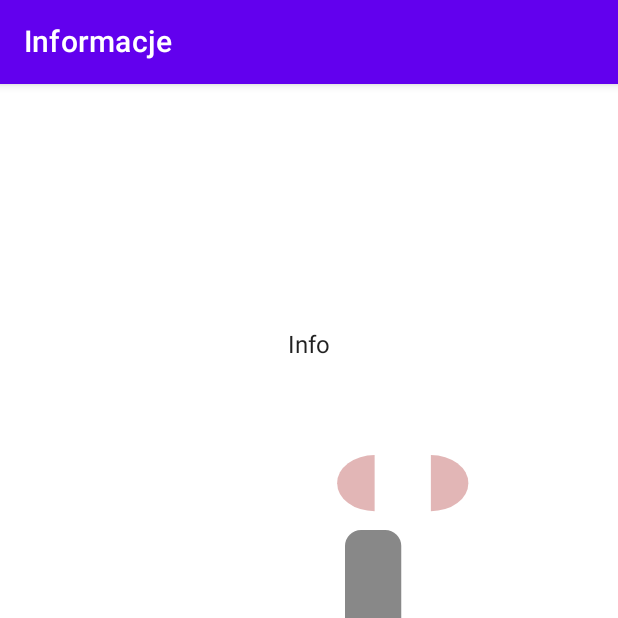
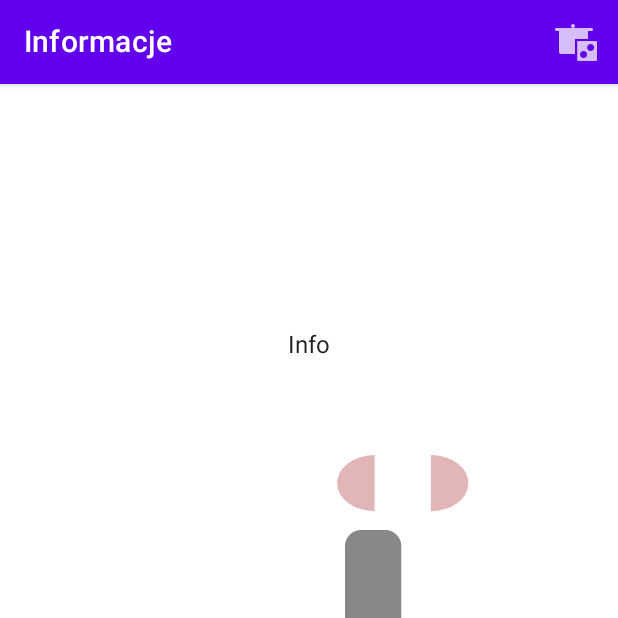
Before and after one commit to dawids21/Kochbuch, an Android app built with Jetpack Compose: the screen it shows after launch (MainActivity), on a phone screen of 412 x 824 dp, the top half of it. Run offline under Robolectric (Android 15) with nearby library versions, the phone set to English and light mode, and no system bars; our stand-ins replace Room's generated code, window size class.

Commit message:
feat: Add icon for random recipe

```diff
--- a/app/src/main/java/xyz/stasiak/kochbuch/ui/main/MainScreen.kt
+++ b/app/src/main/java/xyz/stasiak/kochbuch/ui/main/MainScreen.kt
@@ -3,8 +3,11 @@ package xyz.stasiak.kochbuch.ui.main
 import androidx.compose.foundation.ExperimentalFoundationApi
 import androidx.compose.foundation.gestures.Orientation
 import androidx.compose.foundation.layout.padding
+import androidx.compose.foundation.layout.width
 import androidx.compose.material.ExperimentalMaterialApi
 import androidx.compose.material.FractionalThreshold
+import androidx.compose.material.Icon
+import androidx.compose.material.IconButton
 import androidx.compose.material.Scaffold
 import androidx.compose.material.rememberSwipeableState
 import androidx.compose.material.swipeable
@@ -14,6 +17,7 @@ import androidx.compose.runtime.collectAsState
 import androidx.compose.runtime.getValue
 import androidx.compose.ui.Modifier
 import androidx.compose.ui.platform.LocalDensity
+import androidx.compose.ui.res.painterResource
 import androidx.compose.ui.res.stringResource
 import androidx.compose.ui.unit.dp
 import androidx.lifecycle.viewmodel.compose.viewModel
@@ -21,6 +25,7 @@ import androidx.navigation.NavHostController
 import androidx.navigation.compose.NavHost
 import androidx.navigation.compose.composable
 import androidx.navigation.compose.currentBackStackEntryAsState
+import xyz.stasiak.kochbuch.R
 import xyz.stasiak.kochbuch.ui.AppViewModelProvider
 import xyz.stasiak.kochbuch.ui.KochbuchTopAppBar
 import xyz.stasiak.kochbuch.ui.main.info.BottomInfoDestination
@@ -74,7 +79,16 @@ fun MainScreen(
         topBar = {
             KochbuchTopAppBar(
                 title = currentDestination?.let { stringResource(id = it.titleRes) } ?: "",
-                canNavigateBack = false
+                canNavigateBack = false,
+                actions = {
+                    IconButton(onClick = { /*TODO*/ }) {
+                        Icon(
+                            painterResource(id = R.drawable.random_recipe),
+                            contentDescription = null,
+                            modifier = Modifier.width(32.dp),
+                        )
+                    }
+                }
             )
         },
         bottomBar = { MainBottomBar(navController = navController) },
--- /dev/null
+++ b/app/src/main/res/drawable/random_recipe.xml
@@ -0,0 +1,26 @@
+<vector xmlns:android="http://schemas.android.com/apk/res/android"
+    android:width="48dp"
+    android:height="48dp"
+    android:viewportWidth="48"
+    android:viewportHeight="48">
+<!--  <path-->
+<!--      android:pathData="M0,0h48v48h-48z"-->
+<!--      android:fillColor="#F5F5F5"/>-->
+  <path
+      android:pathData="M25.183,24.061C25.183,23.508 25.63,23.061 26.183,23.061H44C44.552,23.061 45,23.508 45,24.061V41.878C45,42.43 44.552,42.878 44,42.878H26.183C25.63,42.878 25.183,42.43 25.183,41.878V24.061ZM35.091,36.508C35.091,38.463 33.507,40.047 31.553,40.047C29.598,40.047 28.014,38.463 28.014,36.508C28.014,34.554 29.598,32.969 31.553,32.969C33.507,32.969 35.091,34.554 35.091,36.508ZM38.63,32.969C40.585,32.969 42.169,31.385 42.169,29.431C42.169,27.476 40.585,25.892 38.63,25.892C36.676,25.892 35.091,27.476 35.091,29.431C35.091,31.385 36.676,32.969 38.63,32.969Z"
+      android:fillColor="#000000"
+      android:fillType="evenOdd"/>
+  <group>
+    <clip-path
+        android:pathData="M3,6H41V21H23V38H3V6Z"/>
+    <path
+        android:pathData="M7,13H36V34.017C36,35.112 35.123,36 34.041,36H8.959C7.877,36 7,35.112 7,34.017V13Z"
+        android:fillColor="#000000"/>
+    <path
+        android:pathData="M39.806,10H4.194C3.534,10 3,10.672 3,11.5C3,12.328 3.534,13 4.194,13H39.806C40.466,13 41,12.328 41,11.5C41,10.672 40.466,10 39.806,10Z"
+        android:fillColor="#000000"/>
+    <path
+        android:pathData="M21,10C22.105,10 23,9.105 23,8C23,6.895 22.105,6 21,6C19.895,6 19,6.895 19,8C19,9.105 19.895,10 21,10Z"
+        android:fillColor="#000000"/>
+  </group>
+</vector>
```
Also changed, not shown: 1 other file.
